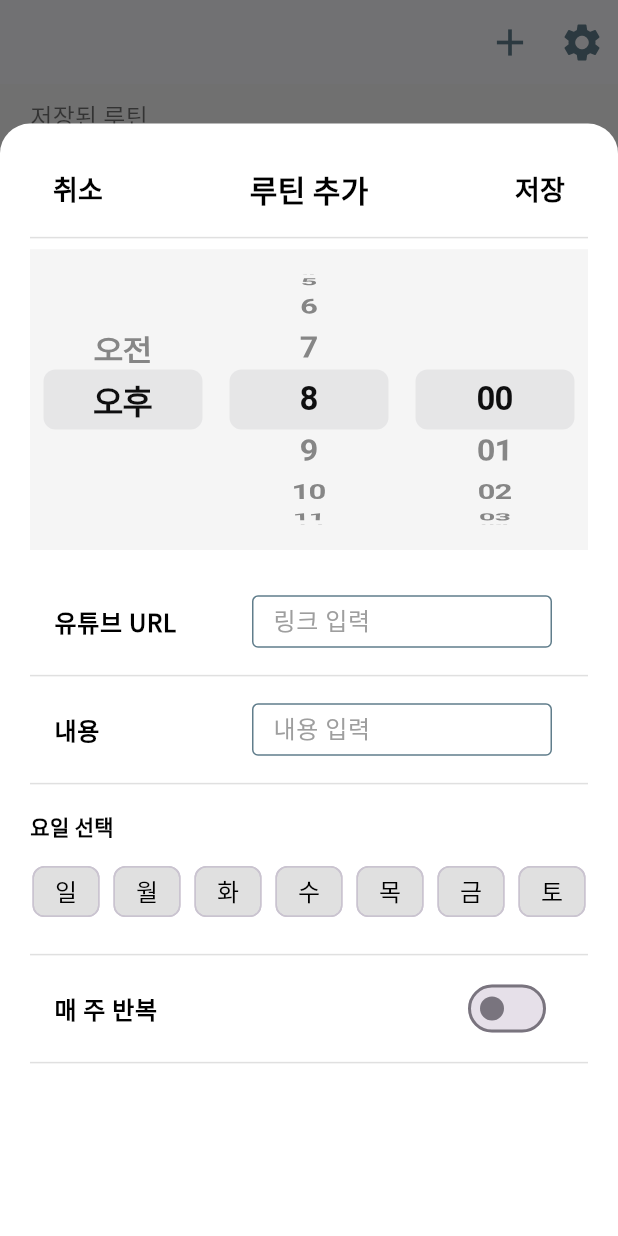
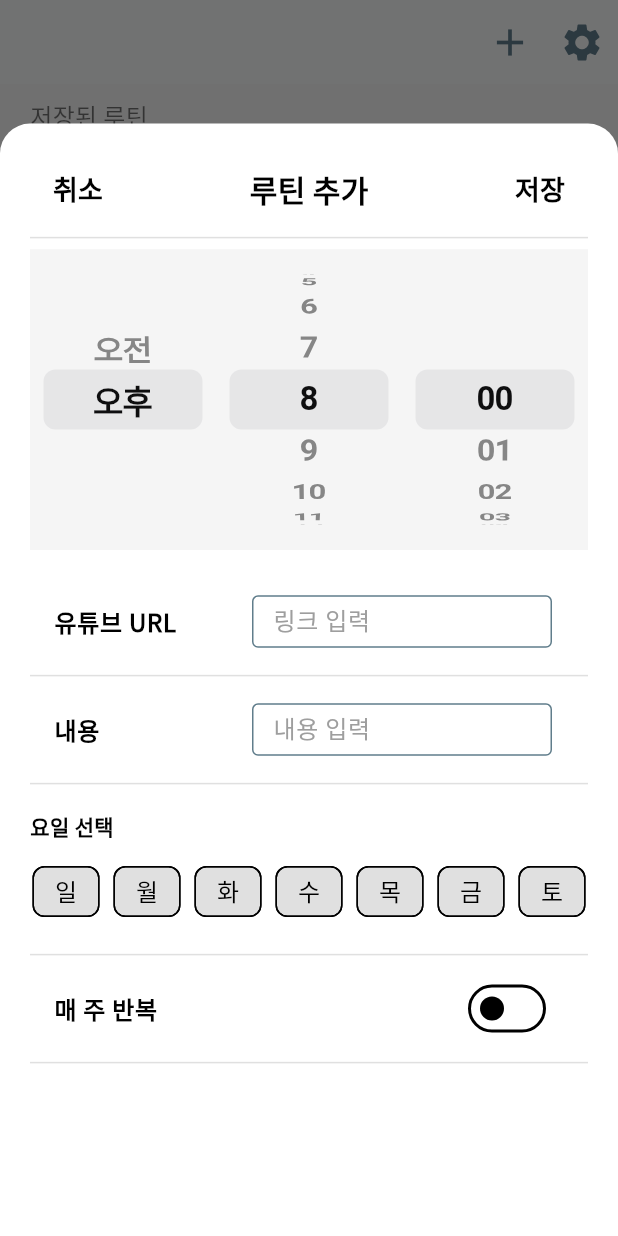
Before and after one commit to lbk00/youtube_routine_front, a Flutter app: the screen it shows after launch, after a tap on the "add" icon, on a phone screen of 412 x 824 dp. Run offline on Flutter 3.47's test engine with Material 3 defaults, Android fonts, the phone set to English and light mode, and no system bars; our stand-ins replace firebase_core, flutter_dotenv, google_fonts; accounts and stored records are empty; network calls fail.

Commit message:
ThemeNotifier 적용

```diff
--- a/lib/main.dart
+++ b/lib/main.dart
@@ -4,6 +4,7 @@ import 'package:flutter/material.dart';
 import 'package:flutter_dotenv/flutter_dotenv.dart';
 import 'package:youtube_routine_front/screens/home_screen.dart';
 import 'package:google_fonts/google_fonts.dart';
+import 'package:provider/provider.dart';
 
 
 void main() async {
@@ -29,25 +30,87 @@ void main() async {
     await Firebase.initializeApp();
   }
 
-  runApp(const MyApp());
+  runApp(ChangeNotifierProvider(
+    create: (context) => ThemeNotifier(),
+    child: const MyApp(),
+  ));
 }
 
+class ThemeNotifier extends ChangeNotifier {
+  ThemeMode _themeMode = ThemeMode.light;
+
+  ThemeMode get themeMode => _themeMode;
+
+  void toggleTheme() {
+    _themeMode = _themeMode == ThemeMode.light ? ThemeMode.dark : ThemeMode.light;
+    notifyListeners();
+  }
+}
 
 
 class MyApp extends StatelessWidget {
   const MyApp({super.key});
 
-  // This widget is the root of your application.
   @override
   Widget build(BuildContext context) {
+    return Consumer<ThemeNotifier>(
+      builder: (context, themeNotifier, child) {
         return MaterialApp(
           title: 'YouTube Routine',
+          themeMode: themeNotifier.themeMode,
           theme: ThemeData(
-        fontFamily: GoogleFonts.notoSansKr().fontFamily,// Noto Sans KR 전체 적용
+            fontFamily: GoogleFonts.notoSansKr().fontFamily,
+            brightness: Brightness.light,
             primaryColor: Colors.white,
-        scaffoldBackgroundColor: Colors.grey[100],
+            scaffoldBackgroundColor: Colors.grey[100], // ✅ 배경색 밝게 유지
+            cardColor: Colors.white, // ✅ 카드 배경 밝게
+            appBarTheme: AppBarTheme(
+              backgroundColor: Colors.blueGrey, // ✅ AppBar 배경 색
+              iconTheme: IconThemeData(color: Colors.blueGrey), // ✅ 아이콘 색상 조정
+              titleTextStyle: TextStyle(color: Colors.black, fontSize: 20, fontWeight: FontWeight.bold),
             ),
+            textTheme: TextTheme(
+              bodyLarge: TextStyle(color: Colors.black), // ✅ 텍스트 기본 색상
+              bodyMedium: TextStyle(color: Colors.black87),
+            ),
+            colorScheme: ColorScheme.light(
+              primary: Colors.blueGrey, // ✅ 활성화된 토글 색상
+              secondary: Colors.teal, // ✅ 버튼 등의 포인트 컬러
+              onSurface: Colors.black, // ✅ 비활성화된 토글 색상
+            ),
+            dividerColor: Colors.grey[500],
+          ),
+
+            darkTheme: ThemeData(
+              fontFamily: GoogleFonts.notoSansKr().fontFamily,
+              brightness: Brightness.dark,
+              primaryColor: Colors.grey[900], // ✅ 너무 어둡지 않은 짙은 회색
+              scaffoldBackgroundColor: Colors.grey[850], // ✅ 배경을 살짝 밝은 짙은 회색으로 조정
+              cardColor: Colors.grey[800], // ✅ 카드 배경을 약간 밝게 조정
+
+              appBarTheme: AppBarTheme(
+                backgroundColor: Colors.grey[800], // ✅ AppBar도 완전 검은색이 아닌 짙은 회색
+                iconTheme: IconThemeData(color: Colors.white), // ✅ 아이콘 색상 유지
+                titleTextStyle: TextStyle(color: Colors.white, fontSize: 20, fontWeight: FontWeight.bold),
+              ),
+
+              textTheme: TextTheme(
+                bodyLarge: TextStyle(color: Colors.white70), // ✅ 완전 흰색이 아닌 흰색70% (가독성 증가)
+                bodyMedium: TextStyle(color: Colors.white70), // ✅ 대비가 덜한 흰색60%
+                headlineSmall: TextStyle(color: Colors.white), // ✅ 헤드라인은 밝게 유지
+              ),
+              colorScheme: ColorScheme.dark(
+                primary: Colors.blueGrey, // ✅ 활성화된 토글 색상
+                secondary: Colors.cyan, // ✅ 버튼 색상을 밝은 색으로 변경
+                onSurface: Colors.white60, // ✅ 비활성화된 토글 색상
+              ),
+
+              dividerColor: Colors.grey[700], // ✅ 구분선 색상도 너무 어둡지 않게 조정
+            ),
+
           home: HomeScreen(),
+        );
+      },
     );
   }
 }
@@ -90,39 +153,14 @@ class _MyHomePageState extends State<MyHomePage> {
 
   @override
   Widget build(BuildContext context) {
-    // This method is rerun every time setState is called, for instance as done
-    // by the _incrementCounter method above.
-    //
-    // The Flutter framework has been optimized to make rerunning build methods
-    // fast, so that you can just rebuild anything that needs updating rather
-    // than having to individually change instances of widgets.
     return Scaffold(
+      backgroundColor: Theme.of(context).scaffoldBackgroundColor, // ✅ 테마 적용
       appBar: AppBar(
-        // TRY THIS: Try changing the color here to a specific color (to
-        // Colors.amber, perhaps?) and trigger a hot reload to see the AppBar
-        // change color while the other colors stay the same.
         backgroundColor: Theme.of(context).colorScheme.inversePrimary,
-        // Here we take the value from the MyHomePage object that was created by
-        // the App.build method, and use it to set our appbar title.
         title: Text(widget.title),
       ),
       body: Center(
-        // Center is a layout widget. It takes a single child and positions it
-        // in the middle of the parent.
         child: Column(
-          // Column is also a layout widget. It takes a list of children and
-          // arranges them vertically. By default, it sizes itself to fit its
-          // children horizontally, and tries to be as tall as its parent.
-          //
-          // Column has various properties to control how it sizes itself and
-          // how it positions its children. Here we use mainAxisAlignment to
-          // center the children vertically; the main axis here is the vertical
-          // axis because Columns are vertical (the cross axis would be
-          // horizontal).
-          //
-          // TRY THIS: Invoke "debug painting" (choose the "Toggle Debug Paint"
-          // action in the IDE, or press "p" in the console), to see the
-          // wireframe for each widget.
           mainAxisAlignment: MainAxisAlignment.center,
           children: <Widget>[
             const Text(
@@ -130,7 +168,7 @@ class _MyHomePageState extends State<MyHomePage> {
             ),
             Text(
               '$_counter',
-              style: Theme.of(context).textTheme.headlineMedium,
+              style: Theme.of(context).textTheme.headlineMedium, // ✅ 테마 적용
             ),
           ],
         ),
@@ -138,10 +176,12 @@ class _MyHomePageState extends State<MyHomePage> {
       floatingActionButton: FloatingActionButton(
         onPressed: _incrementCounter,
         tooltip: 'Increment',
+        backgroundColor: Theme.of(context).colorScheme.secondary, // ✅ 테마 적용
         child: const Icon(Icons.add),
-      ), // This trailing comma makes auto-formatting nicer for build methods.
+      ),
     );
   }
+
 }
 
 
```
Lines whose indentation alone changed are shown as unchanged.
